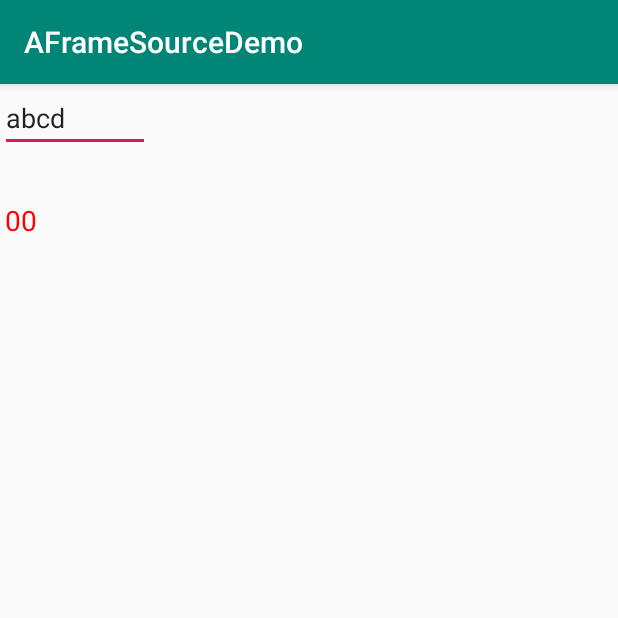
After one commit to blueflybee/AFrameSourceDemo, an Android app: the DataBindingActivity screen opened directly, with no data from a screen before it, on a phone screen of 412 x 824 dp, the top half of it. The commit adds this screen. Run offline under Robolectric (Android 15) with nearby library versions, the phone set to English and light mode, and no system bars; our stand-ins replace data binding.

```diff
--- a/app/build.gradle
+++ b/app/build.gradle
@@ -1,11 +1,11 @@
 apply plugin: 'com.android.application'
 
 android {
-    compileSdkVersion 28
+    compileSdkVersion 29
     defaultConfig {
         applicationId "myorg.aframe.aframesourcedemo"
         minSdkVersion 18
-        targetSdkVersion 28
+        targetSdkVersion 29
         versionCode 1
         versionName "1.0"
         testInstrumentationRunner "androidx.test.runner.AndroidJUnitRunner"
--- a/app/src/main/AndroidManifest.xml
+++ b/app/src/main/AndroidManifest.xml
@@ -39,6 +39,11 @@
             android:screenOrientation="portrait" />
 
 
+        <activity
+            android:name=".DataBindingActivity"
+            android:screenOrientation="portrait" />
+
+
         <receiver
             android:name=".IntentActivity$BroadcastReceiver1"
             android:enabled="true"
--- /dev/null
+++ b/app/src/main/java/myorg/aframe/aframesourcedemo/DataBindingActivity.java
@@ -0,0 +1,74 @@
+package myorg.aframe.aframesourcedemo;
+
+import android.os.Bundle;
+import android.os.Handler;
+import android.text.Editable;
+import android.text.TextWatcher;
+import android.text.method.CharacterPickerDialog;
+import android.view.View;
+
+import androidx.appcompat.app.AppCompatActivity;
+import androidx.databinding.DataBindingUtil;
+import androidx.lifecycle.ViewModelProvider;
+import myorg.aframe.aframesourcedemo.databinding.ActivityDataBindingBinding;
+import myorg.aframe.aframesourcedemo.viewmodel.MyViewModel;
+
+
+public class DataBindingActivity extends AppCompatActivity {
+
+  private ActivityDataBindingBinding mBinding;
+
+  @Override
+  protected void onCreate(Bundle savedInstanceState) {
+    super.onCreate(savedInstanceState);
+    mBinding = DataBindingUtil.setContentView(this, R.layout.activity_data_binding);
+
+    MyViewModel myViewModel = new MyViewModel();
+
+    mBinding.setViewModel(myViewModel);
+
+
+    myViewModel.getName().setValue("abcd");
+
+    Long time = Long.valueOf(100);
+    myViewModel.getTime().setValue(time);
+
+
+    mBinding.etTest.setOnClickListener(new View.OnClickListener() {
+      @Override
+      public void onClick(View view) {
+        System.out.println("DataBindingActivity.onClick");
+        myViewModel.getTime().setValue(200l);
+
+        Runnable runnable = new Runnable() {
+          public void run() {
+            System.out.println("mBinding.myBindview.getTime = " + mBinding.myBindview.getTime());
+
+          }
+        };
+        new Handler().postDelayed(runnable, 6000);
+      }
+    });
+
+    mBinding.etTest.addTextChangedListener(new TextWatcher() {
+
+      @Override
+      public void beforeTextChanged(CharSequence charSequence, int i, int i1, int i2) {
+
+      }
+
+      @Override
+      public void onTextChanged(CharSequence charSequence, int i, int i1, int i2) {
+
+      }
+
+      @Override
+      public void afterTextChanged(Editable editable) {
+        System.out.println("editable = " + editable);
+        System.out.println("myViewModel.name = " + myViewModel.getName().getValue());
+
+      }
+    });
+  }
+
+}
--- a/app/src/main/java/myorg/aframe/aframesourcedemo/MainActivity.java
+++ b/app/src/main/java/myorg/aframe/aframesourcedemo/MainActivity.java
@@ -200,6 +200,7 @@ public class MainActivity extends AppCompatActivity {
 
     mBinding.btnExStore.setOnClickListener(v -> startActivity(new Intent(getContext(), ExStorageActivity.class)));
     mBinding.btnIntent.setOnClickListener(v -> startActivity(new Intent(getContext(), IntentActivity.class)));
+    mBinding.btnDataBind.setOnClickListener(v -> startActivity(new Intent(getContext(), DataBindingActivity.class)));
 
 
   }
--- /dev/null
+++ b/app/src/main/java/myorg/aframe/aframesourcedemo/customview/MyBindView.java
@@ -0,0 +1,213 @@
+package myorg.aframe.aframesourcedemo.customview;
+
+import android.content.Context;
+import android.content.res.TypedArray;
+import android.graphics.Canvas;
+import android.graphics.Color;
+import android.graphics.Paint;
+import android.graphics.drawable.Drawable;
+import android.text.TextPaint;
+import android.util.AttributeSet;
+import android.view.View;
+
+import myorg.aframe.aframesourcedemo.R;
+
+/**
+ * TODO: document your custom view class.
+ */
+public class MyBindView extends View {
+  private String mExampleString = "data bind"; // TODO: use a default from R.string...
+  private int mExampleColor = Color.RED; // TODO: use a default from R.color...
+  private float mExampleDimension = 28; // TODO: use a default from R.dimen...
+  private Drawable mExampleDrawable;
+
+  private TextPaint mTextPaint;
+
+  private float mTextWidth;
+  private float mTextHeight;
+
+  private Long mTime = -100l;
+
+  public MyBindView(Context context) {
+    super(context);
+    init(null, 0);
+  }
+
+  public MyBindView(Context context, AttributeSet attrs) {
+    super(context, attrs);
+    init(attrs, 0);
+  }
+
+  public MyBindView(Context context, AttributeSet attrs, int defStyle) {
+    super(context, attrs, defStyle);
+    init(attrs, defStyle);
+  }
+
+  private void init(AttributeSet attrs, int defStyle) {
+    // Load attributes
+    final TypedArray a = getContext().obtainStyledAttributes(
+        attrs, R.styleable.MyBindView, defStyle, 0);
+
+    mExampleString = a.getString(
+        R.styleable.MyBindView_exampleString);
+    mExampleColor = a.getColor(
+        R.styleable.MyBindView_exampleColor,
+        mExampleColor);
+    // Use getDimensionPixelSize or getDimensionPixelOffset when dealing with
+    // values that should fall on pixel boundaries.
+    mExampleDimension = a.getDimension(
+        R.styleable.MyBindView_exampleDimension,
+        mExampleDimension);
+
+    if (a.hasValue(R.styleable.MyBindView_exampleDrawable)) {
+      mExampleDrawable = a.getDrawable(
+          R.styleable.MyBindView_exampleDrawable);
+      mExampleDrawable.setCallback(this);
+    }
+
+    a.recycle();
+
+    // Set up a default TextPaint object
+    mTextPaint = new TextPaint();
+    mTextPaint.setFlags(Paint.ANTI_ALIAS_FLAG);
+    mTextPaint.setTextAlign(Paint.Align.LEFT);
+//    mTextPaint.setTextSize(28);
+    mTextPaint.setColor(Color.GREEN);
+
+    // Update TextPaint and text measurements from attributes
+    invalidateTextPaintAndMeasurements();
+  }
+
+  private void invalidateTextPaintAndMeasurements() {
+    mTextPaint.setTextSize(mExampleDimension);
+    mTextPaint.setColor(mExampleColor);
+    mTextWidth = mTextPaint.measureText(mExampleString);
+
+    Paint.FontMetrics fontMetrics = mTextPaint.getFontMetrics();
+    mTextHeight = fontMetrics.bottom;
+  }
+
+  @Override
+  protected void onDraw(Canvas canvas) {
+    super.onDraw(canvas);
+    System.out.println("MyBindView.onDraw");
+
+    // TODO: consider storing these as member variables to reduce
+    // allocations per draw cycle.
+    int paddingLeft = getPaddingLeft();
+    int paddingTop = getPaddingTop();
+    int paddingRight = getPaddingRight();
+    int paddingBottom = getPaddingBottom();
+
+    int contentWidth = getWidth() - paddingLeft - paddingRight;
+    int contentHeight = getHeight() - paddingTop - paddingBottom;
+
+//    // Draw the text.
+//    canvas.drawText(mExampleString,
+//        paddingLeft + (contentWidth - mTextWidth) / 2,
+//        paddingTop + (contentHeight + mTextHeight) / 2,
+//        mTextPaint);
+//
+//    // Draw the example drawable on top of the text.
+//    if (mExampleDrawable != null) {
+//      mExampleDrawable.setBounds(paddingLeft, paddingTop,
+//          paddingLeft + contentWidth, paddingTop + contentHeight);
+//      mExampleDrawable.draw(canvas);
+//    }
+
+    // Draw the text.
+    canvas.drawText(String.valueOf(getTime()),
+        paddingLeft + (contentWidth - mTextWidth) / 2,
+        paddingTop + (contentHeight + mTextHeight) / 2,
+        mTextPaint);
+  }
+
+  /**
+   * Gets the example string attribute value.
+   *
+   * @return The example string attribute value.
+   */
+  public String getExampleString() {
+    return mExampleString;
+  }
+
+  /**
+   * Sets the view's example string attribute value. In the example view, this string
+   * is the text to draw.
+   *
+   * @param exampleString The example string attribute value to use.
+   */
+  public void setExampleString(String exampleString) {
+    mExampleString = exampleString;
+    invalidateTextPaintAndMeasurements();
+  }
+
+  /**
+   * Gets the example color attribute value.
+   *
+   * @return The example color attribute value.
+   */
+  public int getExampleColor() {
+    return mExampleColor;
+  }
+
+  /**
+   * Sets the view's example color attribute value. In the example view, this color
+   * is the font color.
+   *
+   * @param exampleColor The example color attribute value to use.
+   */
+  public void setExampleColor(int exampleColor) {
+    mExampleColor = exampleColor;
+    invalidateTextPaintAndMeasurements();
+  }
+
+  /**
+   * Gets the example dimension attribute value.
+   *
+   * @return The example dimension attribute value.
+   */
+  public float getExampleDimension() {
+    return mExampleDimension;
+  }
+
+  /**
+   * Sets the view's example dimension attribute value. In the example view, this dimension
+   * is the font size.
+   *
+   * @param exampleDimension The example dimension attribute value to use.
+   */
+  public void setExampleDimension(float exampleDimension) {
+    mExampleDimension = exampleDimension;
+    invalidateTextPaintAndMeasurements();
+  }
+
+  /**
+   * Gets the example drawable attribute value.
+   *
+   * @return The example drawable attribute value.
+   */
+  public Drawable getExampleDrawable() {
+    return mExampleDrawable;
+  }
+
+  /**
+   * Sets the view's example drawable attribute value. In the example view, this drawable is
+   * drawn above the text.
+   *
+   * @param exampleDrawable The example drawable attribute value to use.
+   */
+  public void setExampleDrawable(Drawable exampleDrawable) {
+    mExampleDrawable = exampleDrawable;
+  }
+
+  public Long getTime() {
+    return mTime;
+  }
+
+  public void setTime(Long time) {
+    System.out.println("MyBindView.setTime");
+    mTime = time;
+
+  }
+}
--- /dev/null
+++ b/app/src/main/java/myorg/aframe/aframesourcedemo/viewmodel/MyViewModel.java
@@ -0,0 +1,28 @@
+package myorg.aframe.aframesourcedemo.viewmodel;
+
+import androidx.lifecycle.MutableLiveData;
+import androidx.lifecycle.ViewModel;
+
+public class MyViewModel extends ViewModel {
+
+  private MutableLiveData<String> name = new MutableLiveData<>();
+
+  private MutableLiveData<Long> time = new MutableLiveData<>();
+
+
+  public MutableLiveData<String> getName() {
+    return name;
+  }
+
+  public void setName(MutableLiveData<String> name) {
+    this.name = name;
+  }
+
+  public MutableLiveData<Long> getTime() {
+    return time;
+  }
+
+  public void setTime(MutableLiveData<Long> time) {
+    this.time = time;
+  }
+}
--- /dev/null
+++ b/app/src/main/res/layout/activity_data_binding.xml
@@ -0,0 +1,37 @@
+<?xml version="1.0" encoding="utf-8"?>
+<layout xmlns:android="http://schemas.android.com/apk/res/android"
+    xmlns:app="http://schemas.android.com/apk/res-auto"
+    xmlns:tools="http://schemas.android.com/tools">
+
+        <data>
+            <variable
+                name="viewModel"
+                type="myorg.aframe.aframesourcedemo.viewmodel.MyViewModel" />
+
+        </data>
+
+    <androidx.constraintlayout.widget.ConstraintLayout
+        android:id="@+id/root"
+        android:layout_width="match_parent"
+        android:layout_height="match_parent"
+        tools:context=".MainActivity">
+
+        <EditText
+            android:id="@+id/et_test"
+            android:layout_width="100dp"
+            android:layout_height="wrap_content"
+            app:layout_constraintTop_toTopOf="@+id/root"
+            android:text="@={viewModel.name}"
+            tools:ignore="MissingConstraints" />
+
+        <myorg.aframe.aframesourcedemo.customview.MyBindView
+            android:id="@+id/my_bindview"
+            app:layout_constraintTop_toBottomOf="@+id/et_test"
+            app:exampleString="abcdasdfasdf"
+            app:time = "@{viewModel.time}"
+            android:layout_width="100dp"
+            android:layout_height="100dp"
+            tools:ignore="MissingConstraints" />
+
+    </androidx.constraintlayout.widget.ConstraintLayout>
+</layout>
```
Also changed, not shown: app/src/main/java/myorg/aframe/aframesourcedemo/adapter/MyViewBindingAdapter.java (added, +25 -0 lines), app/src/main/res/layout/activity_main.xml (+7 -0 lines), app/src/main/res/layout/sample_my_bind_view.xml (added, +17 -0 lines), app/src/main/res/values/attrs_my_bind_view.xml (added, +8 -0 lines).
